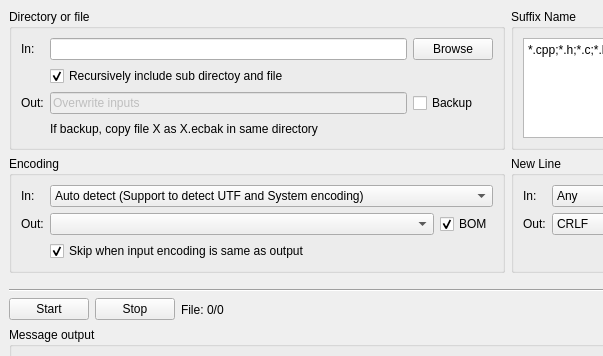
Before: the Qt Designer form MainWindow.ui in CharlesLiaoO/EncodingConverter, drawn with Qt 5; both pictures show x 0 to 603 and y 0 to 356 of the 800 by 500 pixel window.
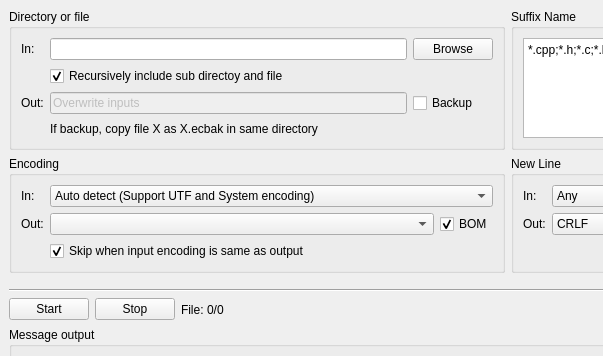
After: the same form once the commit is applied. Icons and pictures are not drawn.

Commit message: Add more Qt Available Encodings

```diff
--- a/MainWindow.ui
+++ b/MainWindow.ui
@@ -32,7 +32,7 @@
         <widget class="QComboBox" name="comboBox_EncodingSrc">
          <item>
           <property name="text">
-           <string>Auto detect (Support to detect UTF and System encoding)</string>
+           <string>Auto detect (Support UTF and System encoding)</string>
           </property>
          </item>
         </widget>
```
Left out of the diff: 6 changed lines with no effect on the pictures. The commit also changes 1 other file.
